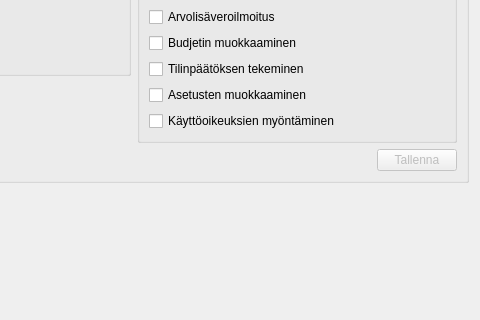
This is kitsas/maaritys/kayttooikeudet/kayttooikeudet.ui in artoh/kitupiikki as Qt 5 draws it before an edit; both pictures show x 555 to 1035 and y 420 to 740 of the 1035 by 1087 pixel window. The edited form follows.
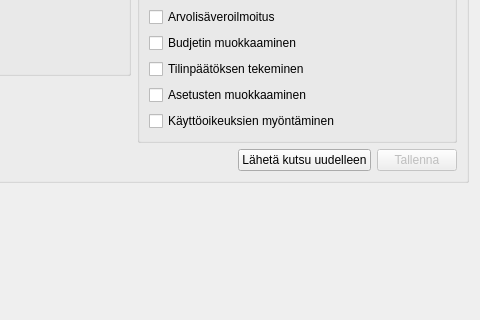
This is the edited form. Icons and pictures are not drawn.

What changed in the file:
```diff
--- a/kitsas/maaritys/kayttooikeudet/kayttooikeudet.ui
+++ b/kitsas/maaritys/kayttooikeudet/kayttooikeudet.ui
@@ -446,6 +446,17 @@
               </property>
              </spacer>
             </item>
+            <item>
+             <widget class="QPushButton" name="uusikutsuBtn">
+              <property name="text">
+               <string>Lähetä kutsu uudelleen</string>
+              </property>
+              <property name="icon">
+               <iconset resource="../../pic/pic.qrc">
+                <normaloff>:/pic/email32.png</normaloff>:/pic/email32.png</iconset>
+              </property>
+             </widget>
+            </item>
             <item>
              <widget class="QPushButton" name="tallennaNappi">
               <property name="enabled">
```
